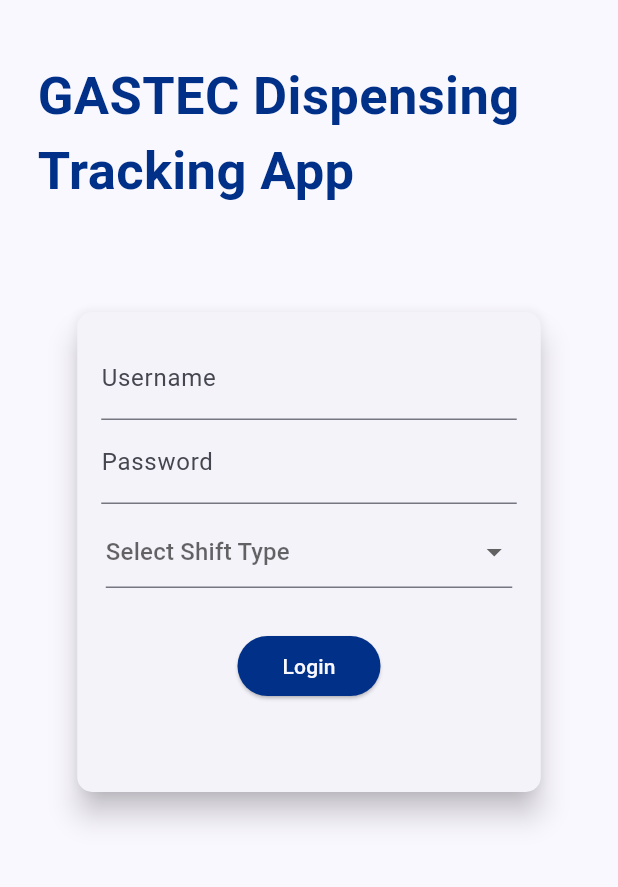
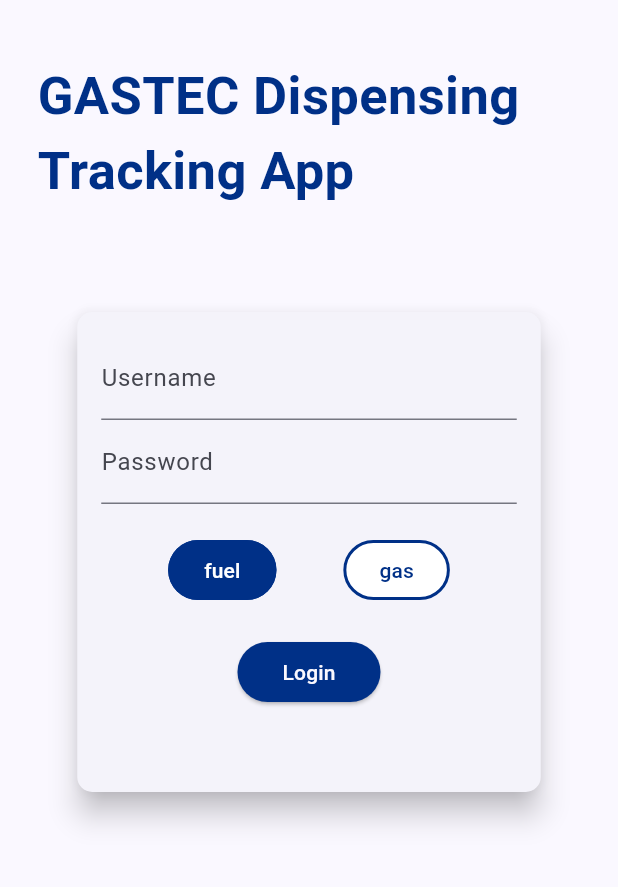
Before and after one commit to youssefasultan/GASTrack, a Flutter app: the screen it shows after launch, on a phone screen of 412 x 824 dp, the part 312-1199 px from its top. Run offline on Flutter 3.47's test engine with Material 2 defaults, Android fonts, the phone set to English and light mode, and no system bars; our stand-ins replace shared_preferences; generated files the repository leaves out were written again; Roboto replaces fonts that are missing (Babas, Bebas).

Commit message:
code refactoring

```diff
--- a/lib/screens/auth_screen.dart
+++ b/lib/screens/auth_screen.dart
@@ -11,6 +11,8 @@ class AuthScreen extends StatelessWidget {
   @override
   Widget build(BuildContext context) {
     final deviceSize = MediaQuery.of(context).size;
+    ThemeData themeData = Theme.of(context);
+
     var t = AppLocalizations.of(context)!;
 
     return Scaffold(
@@ -40,12 +42,12 @@ class AuthScreen extends StatelessWidget {
               ),
               child: Text(
                 t.appTitle,
-                textAlign: TextAlign.left,
+                textAlign: TextAlign.start,
                 style: TextStyle(
                   fontSize: 35,
                   fontWeight: FontWeight.bold,
                   fontFamily: 'Bebas',
-                  color: Theme.of(context).primaryColor,
+                  color: themeData.primaryColor,
                 ),
               ),
             ),
--- a/lib/widgets/auth_card.dart
+++ b/lib/widgets/auth_card.dart
@@ -24,7 +24,7 @@ class _AuthCardState extends State<AuthCard>
     'username': '',
     'password': '',
     'url': '',
-    'shiftType': '',
+    'shiftType': 'F',
   };
 
   final _passwordController = TextEditingController();
@@ -32,8 +32,6 @@ class _AuthCardState extends State<AuthCard>
   final _urlController = TextEditingController();
 
   var _isLoading = false;
-
-  List<String> listOfValue = ['F', 'G'];
 
   @override
   void initState() {
@@ -117,6 +115,35 @@ class _AuthCardState extends State<AuthCard>
     }
   }
 
+  Widget customRadioButton(String text, String index) {
+    Color primary = Theme.of(context).primaryColor;
+
+    return OutlinedButton(
+        onPressed: () {
+          setState(() {
+            _authData['shiftType'] = index;
+          });
+        },
+        style: OutlinedButton.styleFrom(
+          shape: const RoundedRectangleBorder(
+            borderRadius: BorderRadius.all(Radius.circular(20)),
+          ),
+          side: BorderSide(
+            color: primary,
+            width: 2.0,
+            style: BorderStyle.solid,
+          ),
+          backgroundColor:
+              (_authData['shiftType'] == index) ? primary : Colors.white,
+        ),
+        child: Text(
+          text,
+          style: TextStyle(
+            color: (_authData['shiftType'] == index) ? Colors.white : primary,
+          ),
+        ));
+  }
+
   @override
   Widget build(BuildContext context) {
     final deviceSize = MediaQuery.of(context).size;
@@ -183,41 +210,16 @@ class _AuthCardState extends State<AuthCard>
                         },
                       )
                     : Padding(
-                        padding: const EdgeInsets.symmetric(
-                          horizontal: 3.0,
-                          vertical: 8.0,
+                        padding: const EdgeInsets.only(
+                          top: 20.0,
                         ),
-                        child: DropdownButtonFormField(
-                          value: _authData['shiftType']!.isEmpty
-                              ? null
-                              : _authData['shiftType'],
-                          hint: Text(t.shiftTypeHint),
-                          items: listOfValue
-                              .map((val) => DropdownMenuItem(
-                                    value: val,
-                                    child: Text(
-                                      val == "F" ? t.fuel : t.gas,
-                                    ),
-                                  ))
-                              .toList(),
-                          onChanged: (value) {
-                            setState(() {
-                              _authData['shiftType'] = value!;
-                            });
-                          },
-                          onSaved: (value) {
-                            setState(() {
-                              _authData['shiftType'] = value!;
-                            });
-                          },
-                          validator: (value) {
-                            if (value!.isEmpty && _authMode == AuthMode.Login) {
-                              return t.shiftTypeHint;
-                            }
-                            return null;
-                          },
-                        ),
-                      ),
+                        child: Row(
+                          mainAxisAlignment: MainAxisAlignment.spaceEvenly,
+                          children: [
+                            customRadioButton(t.fuel, 'F'),
+                            customRadioButton(t.gas, 'G'),
+                          ],
+                        )),
                 const SizedBox(
                   height: 20,
                 ),
--- a/lib/widgets/coupon_list_tile.dart
+++ b/lib/widgets/coupon_list_tile.dart
@@ -15,6 +15,8 @@ class CouponListTile extends StatefulWidget {
 class _CouponListTileState extends State<CouponListTile> {
   @override
   Widget build(BuildContext context) {
+    ThemeData themeData = Theme.of(context);
+
     final coupon = Provider.of<CouponData>(context);
     final payments = Provider.of<Payments>(context, listen: false);
 
@@ -29,7 +31,7 @@ class _CouponListTileState extends State<CouponListTile> {
           Text(
             coupon.value.toString(),
             style: TextStyle(
-              color: Theme.of(context).primaryColor,
+              color: themeData.primaryColor,
               fontSize: 18,
               fontWeight: FontWeight.bold,
             ),
```
Also changed, not shown: lib/helpers/data/constants.dart (+33 -0 lines), lib/helpers/view/dialog_builder.dart (+76 -4 lines), lib/providers/payments.dart (+20 -14 lines), lib/providers/products.dart (+20 -29 lines), lib/screens/home_screen.dart (+8 -13 lines), lib/screens/payment_screen.dart (+7 -6 lines), lib/widgets/payment_card.dart (+1 -9 lines), lib/widgets/payment_list_tile.dart (+6 -3 lines), lib/widgets/product_list_tile.dart (+4 -3 lines), lib/widgets/user_card.dart (+1 -9 lines).
